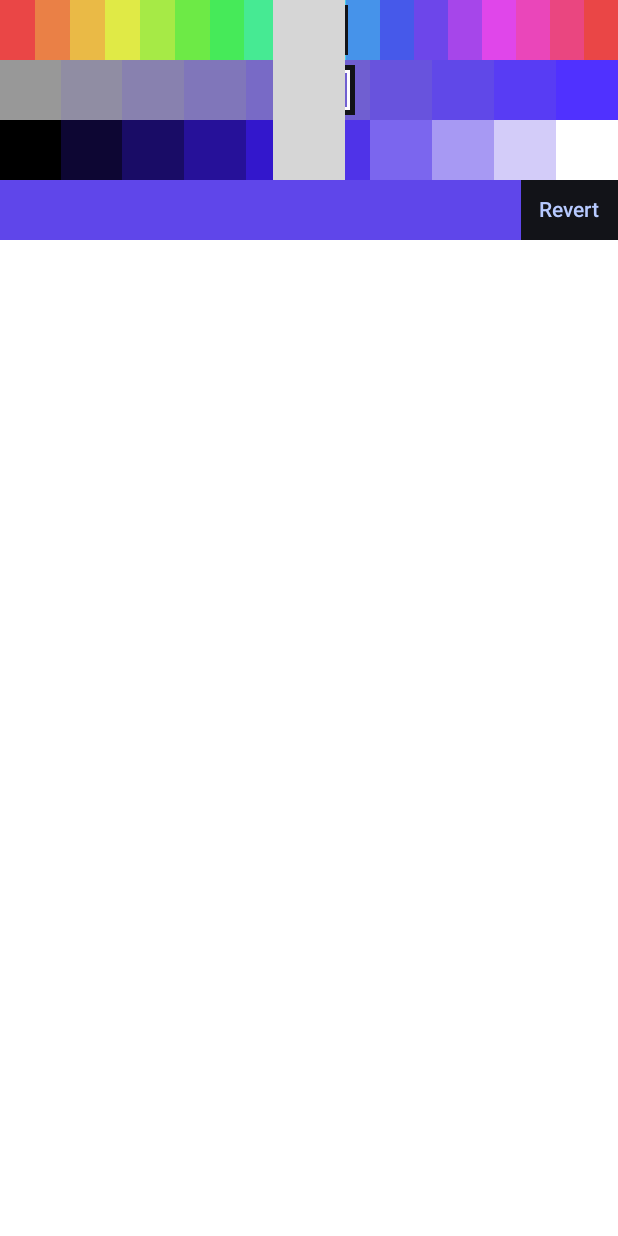
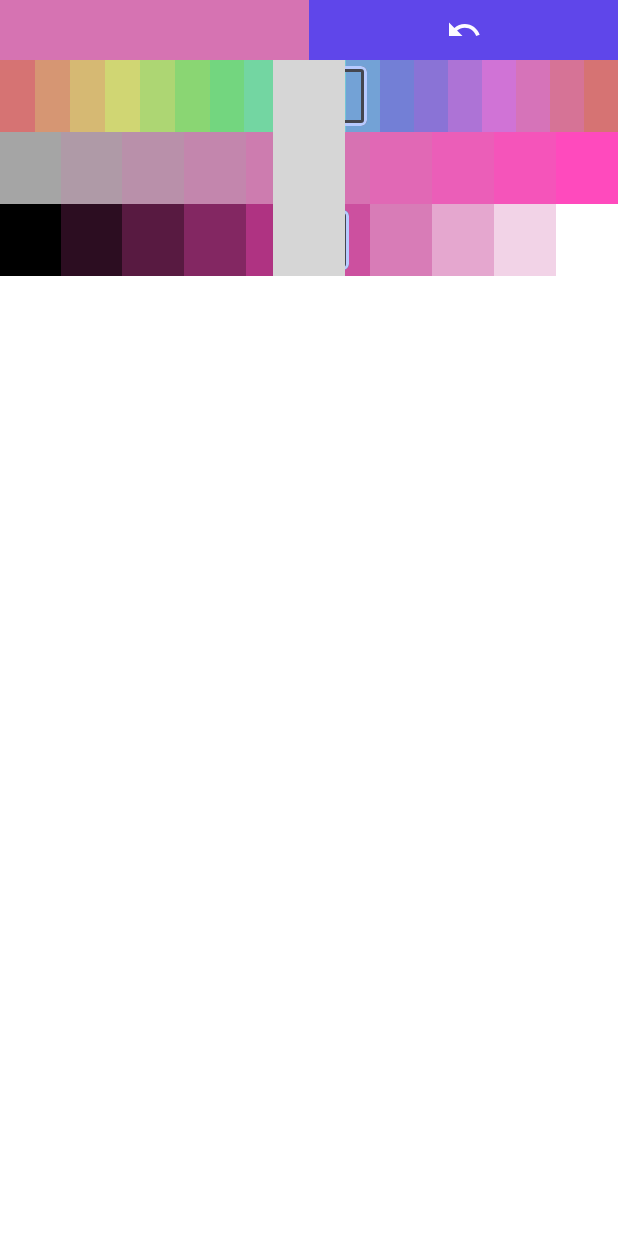
Before and after one commit to vaanw/copixelate, an Android app built with Jetpack Compose: the @Preview function ColorEditorPreview, on a phone screen of 412 x 824 dp. Run offline under Robolectric (Android 15) with nearby library versions, the phone set to English and light mode, and no system bars; 2 statements that could not run were skipped; grey boxes are pictures that could not be loaded.

Commit message:
Improve color picker UX (#78)

```diff
--- a/app/src/main/java/com/copixelate/ui/screens/art/ColorEditor.kt
+++ b/app/src/main/java/com/copixelate/ui/screens/art/ColorEditor.kt
@@ -1,7 +1,8 @@
 package com.copixelate.ui.screens.art
 
-import android.animation.ArgbEvaluator
 import android.graphics.Color
+import androidx.compose.animation.fadeIn
+import androidx.compose.animation.fadeOut
 import androidx.compose.foundation.Canvas
 import androidx.compose.foundation.border
 import androidx.compose.foundation.layout.Box
@@ -13,6 +14,7 @@ import androidx.compose.foundation.layout.fillMaxWidth
 import androidx.compose.foundation.layout.height
 import androidx.compose.foundation.layout.padding
 import androidx.compose.foundation.layout.size
+import androidx.compose.foundation.systemGestureExclusion
 import androidx.compose.material.icons.Icons
 import androidx.compose.material.icons.filled.Undo
 import androidx.compose.material3.ButtonDefaults
@@ -20,10 +22,9 @@ import androidx.compose.material3.ExperimentalMaterial3Api
 import androidx.compose.material3.Icon
 import androidx.compose.material3.IconButton
 import androidx.compose.material3.MaterialTheme
+import androidx.compose.material3.ShapeDefaults
 import androidx.compose.material3.Slider
 import androidx.compose.material3.SliderPositions
-import androidx.compose.material3.Text
-import androidx.compose.material3.TextButton
 import androidx.compose.runtime.Composable
 import androidx.compose.runtime.LaunchedEffect
 import androidx.compose.runtime.getValue
@@ -34,8 +35,8 @@ import androidx.compose.runtime.setValue
 import androidx.compose.ui.Alignment
 import androidx.compose.ui.Modifier
 import androidx.compose.ui.geometry.Offset
-import androidx.compose.ui.graphics.RectangleShape
 import androidx.compose.ui.graphics.StrokeCap
+import androidx.compose.ui.graphics.toArgb
 import androidx.compose.ui.layout.ContentScale
 import androidx.compose.ui.tooling.preview.Preview
 import androidx.compose.ui.unit.LayoutDirection
@@ -43,8 +44,7 @@ import androidx.compose.ui.unit.dp
 import androidx.core.graphics.ColorUtils
 import com.copixelate.ui.common.BitmapImage
 import com.copixelate.ui.util.PreviewSurface
-import androidx.compose.ui.graphics.Color as ComposeColor
-
+import kotlin.math.abs
 
 internal fun Int.toHSL(): List<Float> =
     FloatArray(3).apply {
@@ -81,9 +81,17 @@ internal fun ColorEditor(
         onColorChange(colorComponents.toColor())
     }
 
-    Column(
-        modifier = modifier
-    ) {
+    // Main container
+    Column(modifier = modifier) {
+
+        RevertButtonRow(
+            color = color,
+            previousColor = previousColor,
+            onRevert = {
+                colorComponents = previousColor.toHSL()
+                onColorChange(colorComponents.toColor())
+            }
+        )
 
         // Hue slider
         ColorEditorSlider(
@@ -136,18 +144,31 @@ internal fun ColorEditor(
             }
         )
 
-        // Revert
+    } // End Column
+
+} // End ColorEditor
+
+
+@Composable
+private fun RevertButtonRow(
+    color: Int,
+    previousColor: Int,
+    onRevert: () -> Unit
+) {
+
     Row(
-            verticalAlignment = Alignment.CenterVertically,
         modifier = Modifier
-                .fillMaxWidth()
             .height(ButtonDefaults.MinHeight)
     ) {
 
-            val revertColor = {
-                colorComponents = previousColor.toHSL()
-                onColorChange(colorComponents.toColor())
-            }
+        BitmapImage(
+            color = color,
+            contentScale = ContentScale.FillBounds,
+            contentDescription = "Localized Description",
+            modifier = Modifier
+                .weight(1f)
+                .fillMaxHeight()
+        )
 
         Box(
             modifier = Modifier
@@ -155,60 +176,54 @@ internal fun ColorEditor(
             contentAlignment = Alignment.Center
         ) {
 
-
-                // Revert preview
-                Row {
-
-                    BitmapImage(
-                        color = colorComponents.toColor(),
-                        contentScale = ContentScale.FillBounds,
-                        contentDescription = "Localized Description",
-                        modifier = Modifier
-                            .weight(1f)
-                            .fillMaxHeight()
-                    )
             BitmapImage(
                 color = previousColor,
                 contentScale = ContentScale.FillBounds,
                 contentDescription = "Localized Description",
                 modifier = Modifier
-                            .weight(1f)
-                            .fillMaxHeight()
+                    .fillMaxSize()
+            )
+
+            val luminance = remember(previousColor) { Color.luminance(previousColor) }
+            val textLuminance =
+                Color.luminance(MaterialTheme.colorScheme.onSurface.toArgb())
+            val inverseTextLuminance =
+                Color.luminance(MaterialTheme.colorScheme.inverseOnSurface.toArgb())
+
+            // Compare the absolute luminance difference and decide which color to use
+            val iconColor =
+                if (abs(luminance - textLuminance)
+                    > abs(luminance - inverseTextLuminance)
+                ) {
+                    MaterialTheme.colorScheme.onSurface
+                } else {
+                    MaterialTheme.colorScheme.inverseOnSurface
+                }
+
+            androidx.compose.animation.AnimatedVisibility(
+                visible = color != previousColor,
+                enter = fadeIn(),
+                exit = fadeOut()
+            ) {
+                IconButton(
+                    onClick = onRevert
+                ) {
+                    Icon(
+                        imageVector = Icons.Default.Undo,
+                        contentDescription = "Undo color change",
+                        tint = iconColor,
                     )
 
                 }
-
-                IconButton(
-                    onClick = revertColor
-                ) {
-
-                    val iconColor: Int = ArgbEvaluator()
-                        .evaluate(0.5f, previousColor, colorComponents.toColor()) as Int
-
-                    Icon(
-                        imageVector = Icons.Default.Undo,
-                        contentDescription = "",
-                        tint = ComposeColor(iconColor),
-                        modifier = Modifier.size(32.dp)
-                    )
-
             }
 
-            }
+        } // End Box
 
-            // Revert button
-            TextButton(
-                shape = RectangleShape,
-                onClick = revertColor
-            ) { Text(text = "Revert") }
-
-        }
-
-    }
-} // End ColorEditor
+    } // End Row
+} // End RevertButtonRow
 
 
-private const val SLIDER_HEIGHT = 40
+private const val SLIDER_HEIGHT = 48
 
 @OptIn(ExperimentalMaterial3Api::class)
 @Composable
@@ -223,6 +238,7 @@ private fun ColorEditorSlider(
         contentAlignment = Alignment.Center,
         modifier = Modifier
             .height(SLIDER_HEIGHT.dp)
+            .systemGestureExclusion()
     ) {
 
         // Color spectrum
@@ -246,8 +262,7 @@ private fun ColorEditorSlider(
             thumb = { ColorEditorSliderThumb() },
             track = { sliderPositions ->
                 ColorEditorSliderTrack(
-                    sliderPositions = sliderPositions,
-                    color = MaterialTheme.colorScheme.primary
+                    sliderPositions = sliderPositions
                 )
             }
         )
@@ -256,13 +271,16 @@ private fun ColorEditorSlider(
 } // End PaletteToolSlider
 
 
-private const val THUMB_SIZE = 40
-private const val THUMB_PADDING = 3
-private const val THUMB_BORDER_WIDTH = 3
-private const val TRACK_WIDTH = 3
+private const val THUMB_SIZE = 48
+private const val THUMB_PADDING = 4
+private const val THUMB_BORDER_WIDTH = 2
+private const val TRACK_WIDTH = 4
 
 @Composable
 private fun ColorEditorSliderThumb() {
+
+    val outerColor = MaterialTheme.colorScheme.primary
+    val innerColor = MaterialTheme.colorScheme.surfaceVariant
 
     Box(
         contentAlignment = Alignment.Center,
@@ -272,23 +290,23 @@ private fun ColorEditorSliderThumb() {
     ) {
         Box(
             modifier = Modifier
+                .fillMaxSize()
+                .border(
+                    width = (2 * THUMB_BORDER_WIDTH).dp,
+                    color = innerColor,
+                    shape = ShapeDefaults.ExtraSmall
+                )
+        )
+        Box(
+            modifier = Modifier
+                .fillMaxSize()
                 .border(
                     width = THUMB_BORDER_WIDTH.dp,
-                    color = MaterialTheme.colorScheme.surface
+                    color = outerColor,
+                    shape = ShapeDefaults.ExtraSmall
                 )
-                .fillMaxSize()
-                .padding(THUMB_BORDER_WIDTH.dp)
-        ) {
-            Box(
-                modifier = Modifier
-                    .border(
-                        width = (THUMB_BORDER_WIDTH / 3 + 1).dp,
-                        color = MaterialTheme.colorScheme.onSurface
         )
-                    .fillMaxSize()
 
-            )
-        }
     }
 
 } // End ColorEditorSliderThumb
@@ -296,8 +314,10 @@ private fun ColorEditorSliderThumb() {
 @Composable
 private fun ColorEditorSliderTrack(
     sliderPositions: SliderPositions,
-    color: ComposeColor,
 ) {
+
+    val activeColor = MaterialTheme.colorScheme.primary
+    val inactiveColor = MaterialTheme.colorScheme.surfaceVariant
 
     Canvas(
         Modifier
@@ -340,21 +360,21 @@ private fun ColorEditorSliderTrack(
 
         if ((sliderStart.x < centerStart.x).xor(isRtl)) {
             drawLine(
-                color,
+                activeColor,
                 sliderStart,
                 centerStart,
                 trackStrokeWidth,
-                StrokeCap.Square
+                StrokeCap.Round
             )
         }
 
         if ((sliderEnd.x > centerEnd.x).xor(isRtl)) {
             drawLine(
-                color,
+                inactiveColor,
                 centerEnd,
                 sliderEnd,
                 trackStrokeWidth,
-                StrokeCap.Square
+                StrokeCap.Round
             )
         }
     } // End Canvas
@@ -367,11 +387,14 @@ private fun ColorEditorPreview() {
     PreviewSurface {
 
         val opaquePurple = 0xFF5F46EA.toInt()
-        var color by remember { mutableIntStateOf(opaquePurple) }
+        val opaquePink = 0xFFd673b2.toInt()
+
+        var color by remember { mutableIntStateOf(opaquePink) }
+        val previousColor = remember { opaquePurple }
 
         ColorEditor(
             color = color,
-            previousColor = color,
+            previousColor = previousColor,
             onColorChange = { newColor ->
                 color = newColor
             },
```
Lines whose indentation alone changed are shown as unchanged.
